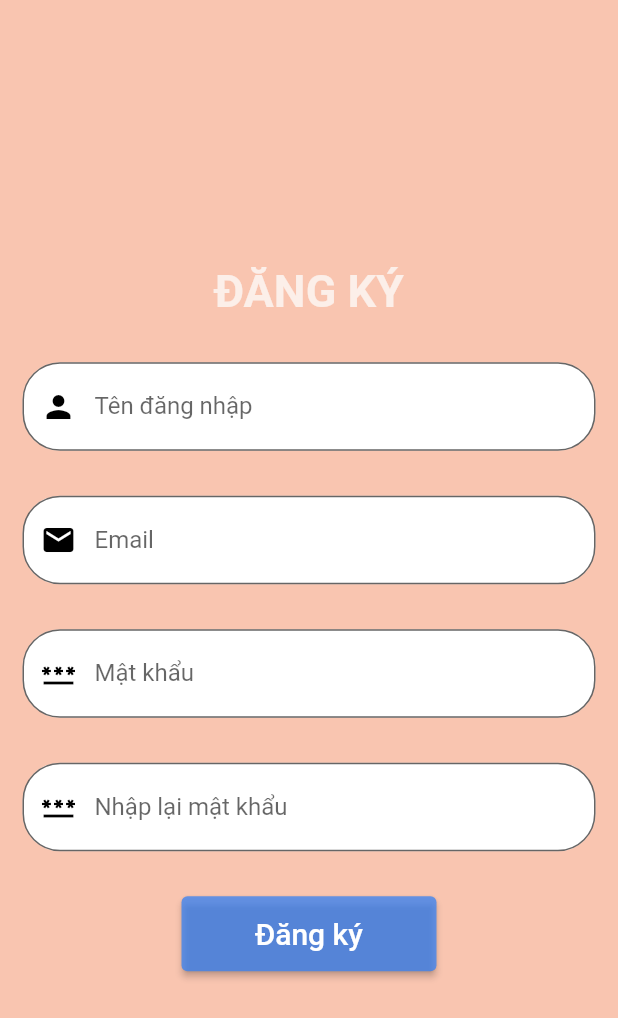
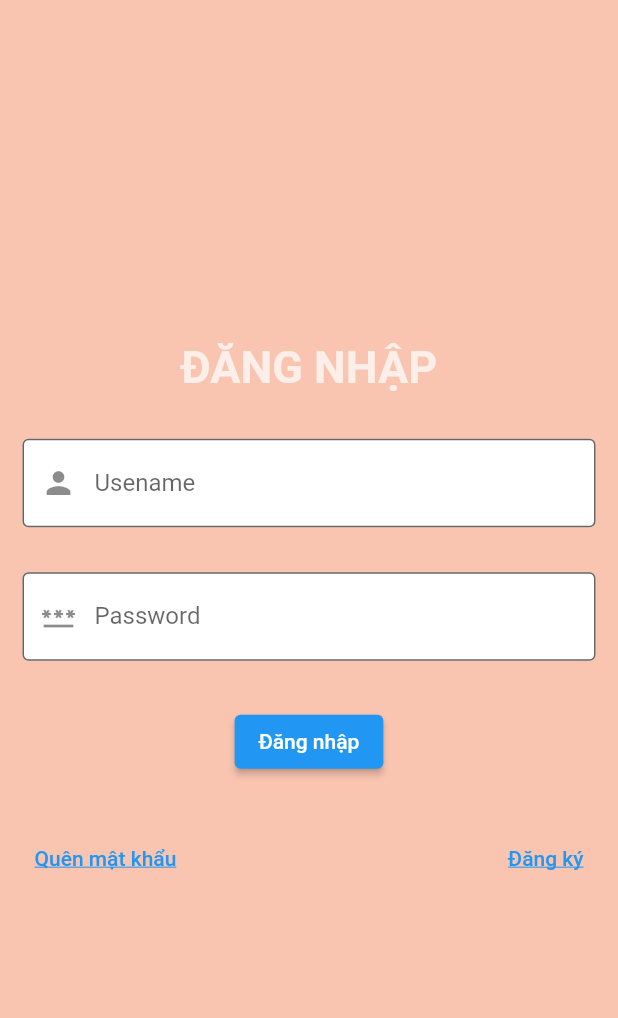
Before and after one commit to Got-The-Runs/DALTDD, a Flutter app: the DangKi screen opened directly, after a tap on "Đăng ký", on a phone screen of 412 x 824 dp. Shown: the top 1018 px of the screen. Run offline on Flutter 3.47's test engine with Material 2 defaults, Android fonts, the phone set to English and light mode, and no system bars; missing offline and left inert: dart:ffi.

Commit message:
thêm đăng nhập

```diff
--- a/lord_of_quizzs/lib/dang_ky.dart
+++ b/lord_of_quizzs/lib/dang_ky.dart
@@ -1,12 +1,15 @@
-import 'dart:ffi';
-import 'dart:ui';
 
+// ignore: unnecessary_import
 import 'package:flutter/cupertino.dart';
 import 'package:flutter/material.dart';
+import 'package:lord_of_quizzs/dang_nhap.dart';
 
 class DangKi extends StatefulWidget{
+  const DangKi({super.key});
+
   @override
   State<StatefulWidget> createState() {
+    // ignore: todo
     // TODO: implement createState
     return DangKiState();
   }
@@ -16,7 +19,7 @@ class DangKiState extends State<DangKi> {
   @override
   Widget build(BuildContext context) {
     return Scaffold(
-      backgroundColor: Color.fromARGB(95, 240, 98, 42),
+      backgroundColor: const Color.fromARGB(95, 240, 98, 42),
       body: Column(
         mainAxisAlignment: MainAxisAlignment.center,
           children: [
@@ -95,12 +98,21 @@ class DangKiState extends State<DangKi> {
               width: 200,
               height: 80,
               child: ElevatedButton(
-                onPressed: (){},
+                  onPressed: (){
+                     Navigator.push(
+                      context,
+                      MaterialPageRoute(
+                        builder: (context) => const DangNhap(),
+                      ),
+                    );
+                  },
+                  // ignore: sort_child_properties_last
                   child: const Text('Đăng ký',
                   style: TextStyle(fontSize: 20),
                   ),
                   style: ButtonStyle(
-                  backgroundColor: MaterialStateProperty.all(Color.fromARGB(188, 51, 129, 247)),
+                    backgroundColor: MaterialStateProperty.all(const Color.fromARGB(188, 51, 129, 247)
+                  ),
                 ),
               ),
             ),
--- /dev/null
+++ b/lord_of_quizzs/lib/dang_nhap.dart
@@ -0,0 +1,104 @@
+// ignore: unnecessary_import
+import 'package:flutter/cupertino.dart';
+import 'package:flutter/material.dart';
+import 'package:lord_of_quizzs/dang_ky.dart';
+
+class DangNhap extends StatelessWidget {
+  const DangNhap({super.key});
+
+  @override
+  Widget build(BuildContext context) {
+    return Scaffold(
+      backgroundColor: const Color.fromARGB(95, 240, 98, 42),
+      body: Column(
+        mainAxisAlignment: MainAxisAlignment.center,
+        children: [
+          Container(
+            padding: const EdgeInsets.all(15),
+            child: const Text(
+              'ĐĂNG NHẬP',
+              style: TextStyle(
+                  fontSize: 30,
+                  color: Color.fromARGB(195, 252, 251, 250),
+                  fontWeight: FontWeight.bold),
+            ),
+          ),
+          Container(
+            padding: const EdgeInsets.all(15),
+            child: const TextField(
+              decoration: InputDecoration(
+                filled: true,
+                fillColor: Colors.white,
+                labelText: 'Usename',
+                border: OutlineInputBorder(),
+                prefixIcon: Icon(Icons.person),
+              ),
+            ),
+          ),
+          Container(
+            padding: const EdgeInsets.all(15),
+            child: const TextField(
+              obscureText: true,
+              decoration: InputDecoration(
+                filled: true,
+                fillColor: Colors.white,
+                labelText: 'Password',
+                border: OutlineInputBorder(),
+                prefixIcon: Icon(Icons.password),
+              ),
+            ),
+          ),
+          Container(
+              padding: const EdgeInsets.all(15),
+              child: ElevatedButton(
+                  onPressed: () {
+                    showDialog(
+                        context: context,
+                        builder: (context) {
+                          return AlertDialog(
+                            title: const Text('Đăng nhập'),
+                            content: const Text(
+                                'Chúc mừng bạn đã đăng nhập thành công'),
+                            actions: [
+                              TextButton(
+                                  onPressed: () => Navigator.pop(context),
+                                  child: const Text('OK'))
+                            ],
+                          );
+                        });
+                  },
+                  child: const Text('Đăng nhập'))),
+          Container(
+            padding: const EdgeInsets.all(15),
+            child: Row(
+              mainAxisAlignment: MainAxisAlignment.spaceBetween,
+              children: [
+                TextButton(
+                  onPressed: () {},
+                  child: const Text(
+                    'Quên mật khẩu',
+                    style: TextStyle(decoration: TextDecoration.underline),
+                  ),
+                ),
+                TextButton(
+                  onPressed: () {
+                    Navigator.push(
+                      context,
+                      MaterialPageRoute(
+                        builder: (context) => const DangKi(),
+                      ),
+                    );
+                  },
+                  child: const Text(
+                    'Đăng ký',
+                    style: TextStyle(decoration: TextDecoration.underline),
+                  ),
+                ),
+              ],
+            ),
+          ),
+        ],
+      ),
+    );
+  }
+}
--- a/lord_of_quizzs/lib/main.dart
+++ b/lord_of_quizzs/lib/main.dart
@@ -1,6 +1,8 @@
 import 'package:flutter/material.dart';
+// ignore: unused_import
 import 'package:lord_of_quizzs/dang_ky.dart';
-import 'package:lord_of_quizzs/quen_mat_khau.dart';
+import 'package:lord_of_quizzs/dang_nhap.dart';
+
 void main() {
   runApp(const MyApp());
 }
@@ -12,18 +14,16 @@ class MyApp extends StatelessWidget {
   @override
   Widget build(BuildContext context) {
     return MaterialApp(
-      debugShowCheckedModeBanner: false,
+        debugShowCheckedModeBanner: false,
         home: Scaffold(
           body: Container(
             decoration: const BoxDecoration(
-            image: DecorationImage(
-              image: AssetImage("images/nen_1.jpg"),
-              fit: BoxFit.cover
+              image: DecorationImage(
+                  image: AssetImage("images/background.jpg"),
+                  fit: BoxFit.cover),
             ),
+            child: const DangNhap(),
           ),
-          child: QuenMatKhau(),
-        ),
-      )
-    );
+        ));
   }
 }
--- a/lord_of_quizzs/pubspec.yaml
+++ b/lord_of_quizzs/pubspec.yaml
@@ -62,7 +62,6 @@ flutter:
   # To add assets to your application, add an assets section, like this:
   assets:
     - images/background.jpg
-    - images/nen_1.jpg
   # An image asset can refer to one or more resolution-specific "variants", see
   # https://flutter.dev/assets-and-images/#resolution-aware
 
```
Also changed, not shown: lord_of_quizzs/images/images1.jpg (added). Lines whose indentation alone changed are shown as unchanged.
